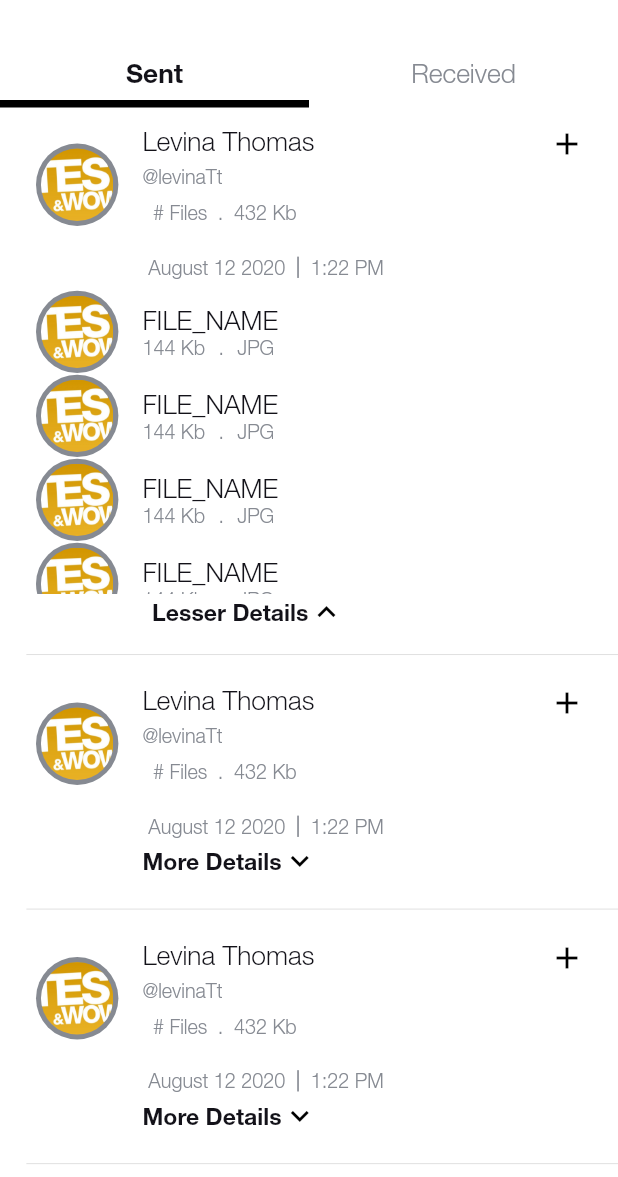
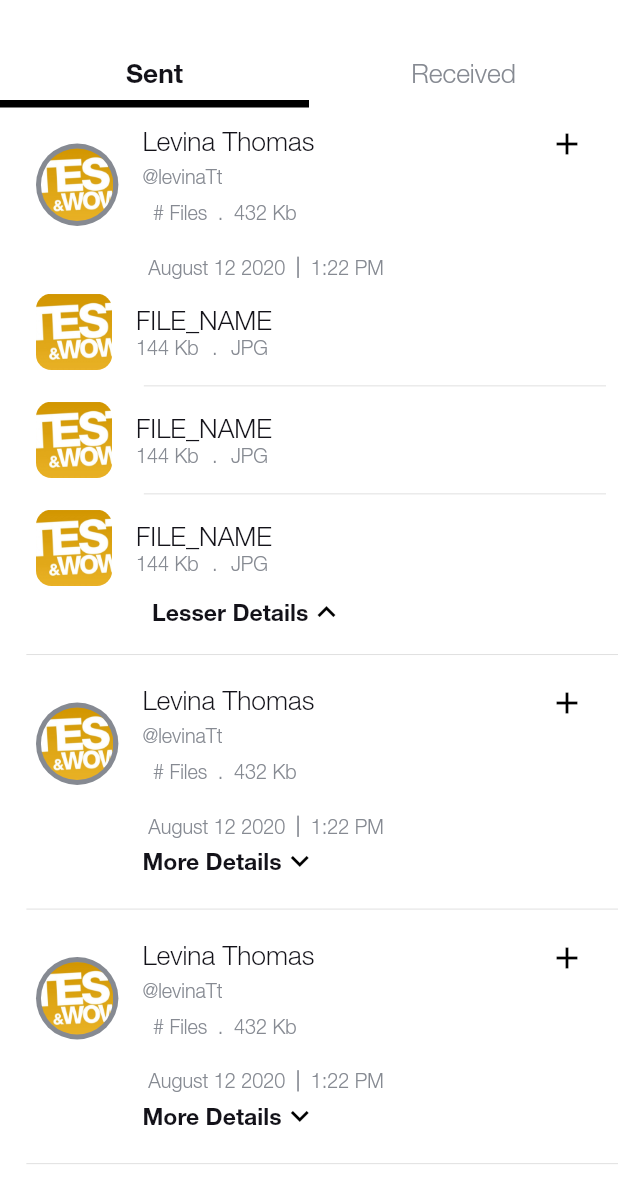
Before and after one commit to atsign-foundation/atmosphere_pro, a Flutter app: the HistoryScreen screen opened directly, after a tap on "More Details", on a phone screen of 412 x 824 dp, the part 59-1236 px from its top. Run offline on Flutter 3.47's test engine with Material 2 defaults, Android fonts, the phone set to English and light mode, and no system bars; our stand-ins replace google_fonts.

Commit message:
added divider to history screen inner list and changed file preview icon

```diff
--- a/lib/screens/history/widgets/file_list_tile.dart
+++ b/lib/screens/history/widgets/file_list_tile.dart
@@ -136,12 +136,28 @@ class _FilesListTileState extends State<FilesListTile> {
                 children: [
                   Container(
                     height: 200.toHeight,
-                    child: ListView.builder(
+                    child: ListView.separated(
+                      separatorBuilder: (context, index) => Divider(
+                        indent: 80.toWidth,
+                      ),
                       itemCount: 6,
                       itemBuilder: (context, index) => ListTile(
+                        // leading: Container(
+                        //   child: CustomCircleAvatar(
+                        //     image: ImageConstants.test,
+                        //   ),
+                        // ),
                         leading: Container(
-                          child: CustomCircleAvatar(
-                            image: ImageConstants.test,
+                          height: 50.toHeight,
+                          width: 50.toHeight,
+                          decoration: BoxDecoration(
+                            borderRadius: BorderRadius.circular(10.toHeight),
+                            image: DecorationImage(
+                              fit: BoxFit.cover,
+                              image: AssetImage(
+                                ImageConstants.test,
+                              ),
+                            ),
                           ),
                         ),
                         title: Column(
--- a/lib/screens/home/home.dart
+++ b/lib/screens/home/home.dart
@@ -96,9 +96,9 @@ class Home extends StatelessWidget {
                               Navigator.push(
                                 context,
                                 MaterialPageRoute(
-                                  builder: (ctx) => BlockedUsers(
-                                    blockedUserList: ['test'],
-                                  ),
+                                  builder: (ctx) => HistoryScreen(
+                                      // blockedUserList: ['test'],
+                                      ),
                                 ),
                               );
                             },
--- a/lib/screens/receive_files/receive_files_alert.dart
+++ b/lib/screens/receive_files/receive_files_alert.dart
@@ -42,11 +42,6 @@ class ReceiveFilesAlert extends StatelessWidget {
                 child: Row(
                   mainAxisAlignment: MainAxisAlignment.spaceAround,
                   children: [
-                    // CircleAvatar(
-                    //   radius: 10.toWidth,
-                    //   backgroundColor: Colors.transparent,
-                    //   child: Image.asset(ImageConstants.drawerIcon),
-                    // ),
                     CustomCircleAvatar(
                       image: ImageConstants.test,
                     ),
```
